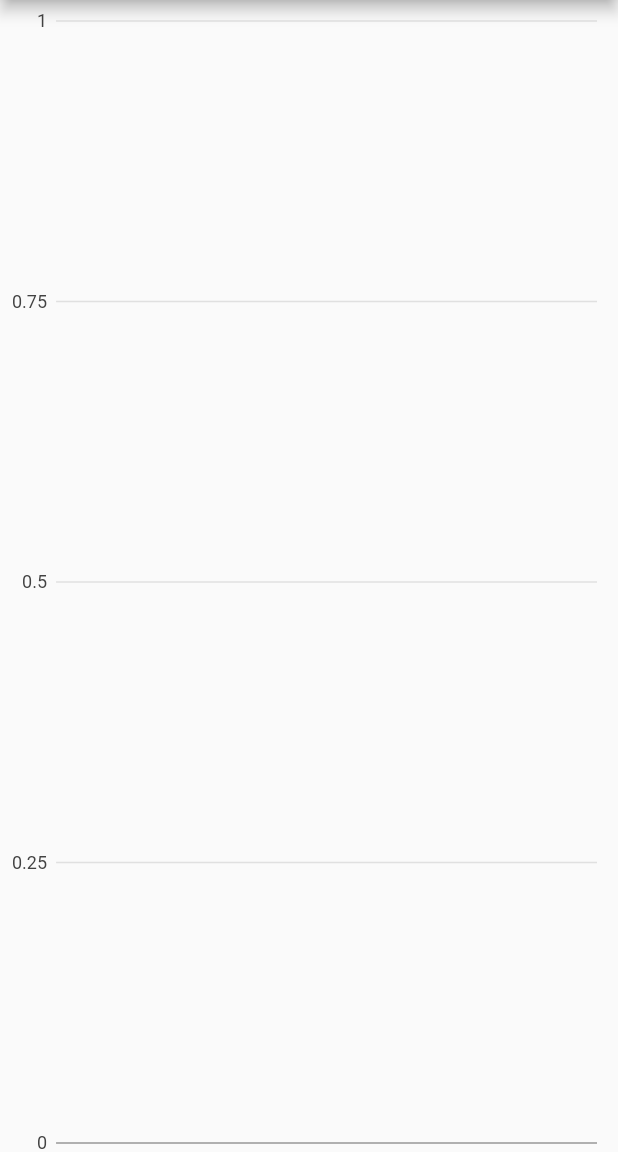
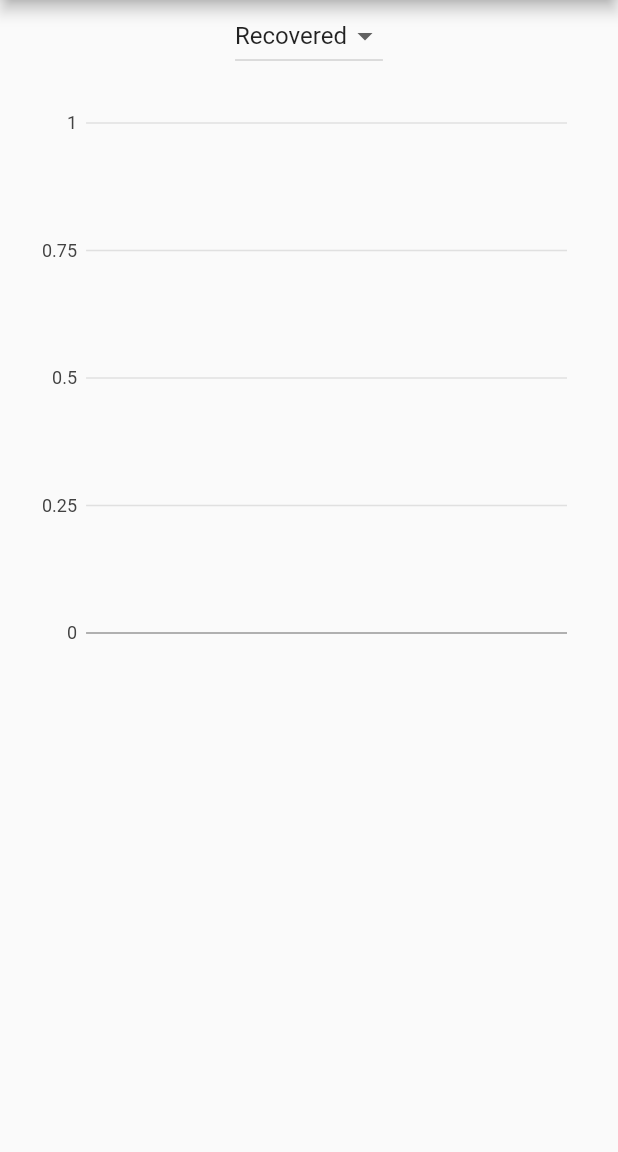
Before and after one commit to emrekardaslar/Corona-Turkey, a Flutter app: the GraphScreen screen opened directly, on a phone screen of 412 x 824 dp, the part 84-1236 px from its top. Run offline on Flutter 3.47's test engine with Material 2 defaults, Android fonts, the phone set to English and light mode, and no system bars; our stand-ins replace charts_flutter; network calls fail.

Commit message:
Add files via upload

```diff
--- a/lib/covid_chart.dart
+++ b/lib/covid_chart.dart
@@ -3,15 +3,23 @@ import 'package:flutter/material.dart';
 import 'package:charts_flutter/flutter.dart' as charts;
 
 class CovidChart extends StatelessWidget {
-
   final List<Corona> data;
-
-  CovidChart({@required this.data});
+  final String option;
+  CovidChart({@required this.data, this.option});
 
   @override
   Widget build(BuildContext context) {
+    List<charts.Series<Corona,String>> series = [
+      charts.Series(
+        id: "Covid",
+        data: data,
+        domainFn: (Corona series, _) => series.date,
+        measureFn: (Corona series, _) => double.tryParse(series.recovered),
+      )
+    ];
 
-    List<charts.Series<Corona,String>> series = [
+    if (option == "Deaths") {
+      series = [
       charts.Series(
         id: "Covid",
         data: data,
@@ -19,8 +27,60 @@ class CovidChart extends StatelessWidget {
         measureFn: (Corona series, _) => double.tryParse(series.deaths),
       )
     ];
+    }
 
+    if (option == "Recovered") {
+      series = [
+      charts.Series(
+        id: "Covid",
+        data: data,
+        domainFn: (Corona series, _) => series.date,
+        measureFn: (Corona series, _) => double.tryParse(series.recovered),
+      )];
+    }
 
-    return charts.BarChart(series, animate: true,);
+    if (option == "Tests") {
+      series = [
+      charts.Series(
+        id: "Covid",
+        data: data,
+        domainFn: (Corona series, _) => series.date,
+        measureFn: (Corona series, _) => double.tryParse(series.tests),
+      )];
+    }
+
+   if (option == "Cases") {
+      series = [
+      charts.Series(
+        id: "Covid",
+        data: data,
+        domainFn: (Corona series, _) => series.date,
+        measureFn: (Corona series, _) => double.tryParse(series.cases),
+      )];
+    }
+
+    if (option == "Patients") {
+      series = [
+      charts.Series(
+        id: "Covid",
+        data: data,
+        domainFn: (Corona series, _) => series.date,
+        measureFn: (Corona series, _) => double.tryParse(series.patients),
+      )];
+    }
+
+    return Container(
+      height: 400,
+      padding: EdgeInsets.all(20),
+      child: Container(
+        child: Column(
+          children: <Widget>[
+            Expanded(
+              child: charts.BarChart(series, animate: true)
+            ),
+          ],
+        ),
+      ),
+    );
   }
 }
--- a/lib/screens/graph.dart
+++ b/lib/screens/graph.dart
@@ -8,27 +8,13 @@ class GraphScreen extends StatefulWidget {
   _GraphScreenState createState() => _GraphScreenState();
 }
 
-
 class _GraphScreenState extends State<GraphScreen> {
   bool firstLoad=true;
   String s = '';
-
+  String dropdownValue = "Recovered";
   final List<Corona> data = [];
   Map<String,Corona> coronaMap = new Map<String,Corona>();
-  Corona lastValue = new Corona(
-      patients: "",
-      totalPatients: "",
-      deaths: "",
-      totalDeaths: "",
-      recovered: "",
-      totalRecovered: "",
-      totalIntubated: "",
-      totalIntensiveCare: "",
-      tests: "",
-      cases: "",
-      totalTests: "",
-      date: ""
-    );
+  CovidChart covidChart = new CovidChart(data: null);
 
   Future runService() async {
     s = await exampleApi();
@@ -43,8 +29,19 @@ class _GraphScreenState extends State<GraphScreen> {
     await runService();
     coronaMap.forEach((k, v) => data.add(
       Corona(
-        date: v.date,
-        deaths: v.deaths
+        date: v.date??"0.0",
+        deaths: v.deaths??"0.0",
+        cases: v.cases??"0.0",
+        patients: v.patients??"0.0",
+        tests: v.tests??"0.0",
+        totalDeaths: v.totalDeaths??"0.0",
+        recovered: v.recovered??"0.0",
+        pneumoniaPercent: v.pneumoniaPercent??"0.0",
+        totalIntensiveCare: v.totalIntensiveCare??"0.0",
+        totalIntubated: v.totalIntubated??"0.0",
+        totalPatients: v.totalPatients??"0.0",
+        totalRecovered: v.totalPatients??"0.0",
+        totalTests: v.totalTests??"0.0"
       )
     ));
   }
@@ -54,22 +51,8 @@ class _GraphScreenState extends State<GraphScreen> {
     if (firstLoad) {
       firstLoad = false;
       fillList();
-
     }
-
-/*
-    final List<Corona> data = [
-      Corona(
-        cases: "2000",
-        date: "01/05/2020"
-      ),
-
-      Corona(
-        cases: "2500",
-        date: "02/05/2020"
-      ),
-    ];*/
-
+    //String dropdownValue = "Recovered";
     return Scaffold(
       appBar: AppBar(
         backgroundColor: Colors.blue,
@@ -83,10 +66,25 @@ class _GraphScreenState extends State<GraphScreen> {
           )
         ),
       ),
-      body: Center(
-        child: CovidChart(
-          data: data,
-        ),
+      body: Column(
+        children: <Widget>[
+          DropdownButton(
+            value: dropdownValue,
+            items: <String>['Recovered', 'Deaths', 'Cases', 'Patients', 'Tests']
+                    .map<DropdownMenuItem<String>>((String value) {
+                  return DropdownMenuItem<String>(
+                    value: value,
+                    child: Text(value),
+                  );
+            }).toList(),
+            onChanged:(String newValue) {
+              setState(() {
+                dropdownValue = newValue;
+                covidChart = new CovidChart(data: data, option: dropdownValue,);
+              });
+            },
+          ),covidChart = new CovidChart(data: data, option: dropdownValue,)
+        ],
       )
     );
   }
--- a/pubspec.yaml
+++ b/pubspec.yaml
@@ -24,6 +24,7 @@ dependencies:
   # The following adds the Cupertino Icons font to your application.
   # Use with the CupertinoIcons class for iOS style icons.
   cupertino_icons: ^0.1.2
+  charts_flutter: ^0.9.0
 
 dependency_overrides:
   path: 1.7.0
```
